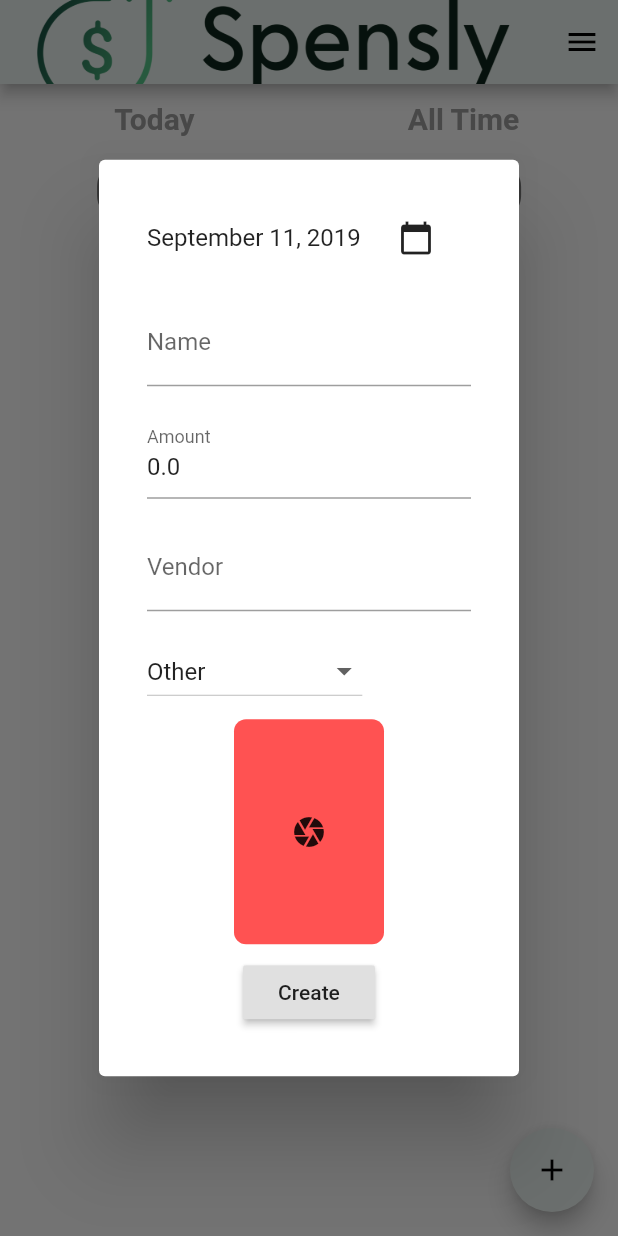
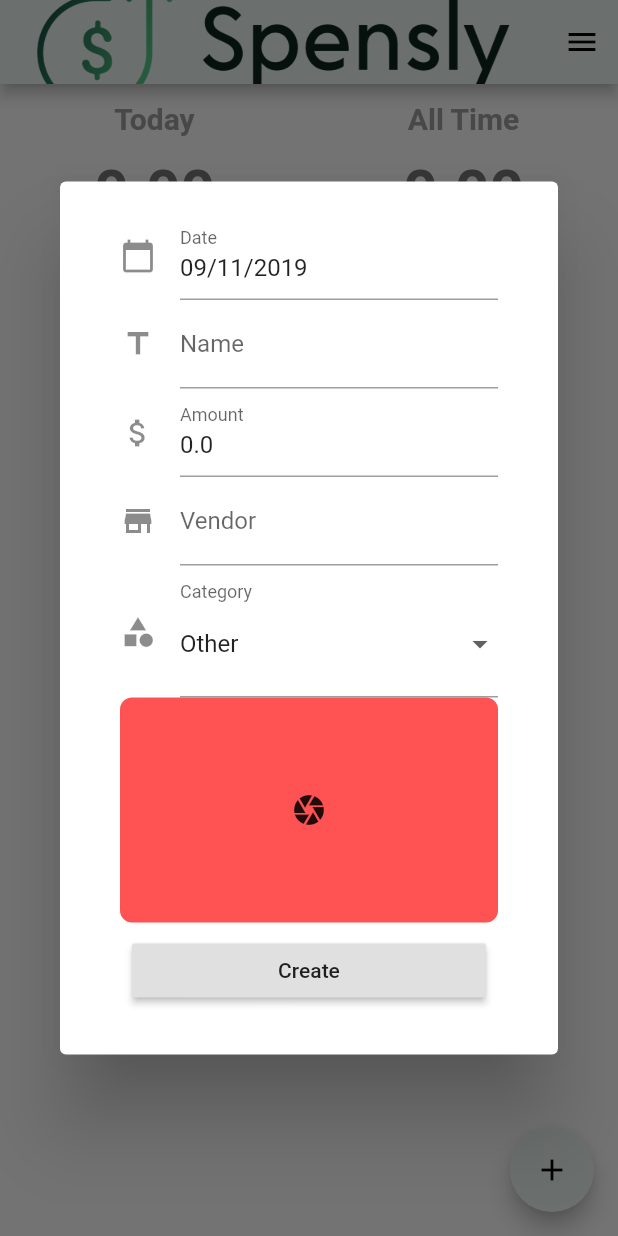
Before and after one commit to willingham/spensly, a Flutter app: the screen it shows after launch, after a tap on the "add" icon, on a phone screen of 412 x 824 dp. Run offline on Flutter 3.47's test engine with Material 2 defaults, Android fonts, the phone set to English and light mode, and no system bars; drawn by our look-alikes of datetime_picker_formfield; our stand-ins replace camera, sqflite; accounts and stored records are empty.

Commit message:
feat(form): improve ui/ux

```diff
--- a/lib/expense_form.dart
+++ b/lib/expense_form.dart
@@ -7,6 +7,8 @@ import 'package:path_provider/path_provider.dart';
 import 'package:spensly/camera.dart';
 import 'package:spensly/database_helpers.dart';
 import 'package:path/path.dart' show join;
+
+import 'package:datetime_picker_formfield/datetime_picker_formfield.dart';
 
 
 import 'package:camera/camera.dart';
@@ -34,6 +36,11 @@ class _ExpenseDialogState extends State<ExpenseDialog> {
   final Expense expense;
   _ExpenseDialogState({this.expense});
   File imageFile = null;
+  String _category = '';
+
+  FocusNode name = new FocusNode();
+  FocusNode amount = new FocusNode();
+  FocusNode vendor = new FocusNode();
 
   @override
   initState() {
@@ -91,71 +98,96 @@ class _ExpenseDialogState extends State<ExpenseDialog> {
       );
     }
 
+
     return AlertDialog(
       content: Form(
         key: _formKey,
-        child: SingleChildScrollView(
-   child:  Column(
-          mainAxisSize: MainAxisSize.min,
+        child: Container(
+          width: double.maxFinite,
+          child: ListView(
+            padding: const EdgeInsets.symmetric(horizontal: 16.0),
+            shrinkWrap: true,
             children: <Widget>[
-            Padding(
-              padding: EdgeInsets.all(8.0),
-              child: Row(
-                children: [
-                  Text(DateFormat.yMMMMd("en_US").format(expense.date)),
-                  Expanded(
-                    child: IconButton(
+              DateTimeField(
+                initialValue: expense.date,
+                enableInteractiveSelection: false,
+                readOnly: true,
+                resetIcon: null,
+                format: DateFormat('MM/dd/yyyy'),
+                decoration: InputDecoration(
                   icon: Icon(Icons.calendar_today),
-                    onPressed: () => _selectDate(context),
-                  )),
-                ]
+                  labelText: 'Date',
                 ),
+                onChanged: (picked) {
+                  setState(() =>
+                    expense.date = picked);
+                },
+                onShowPicker: (context, currentValue) {
+                  return showDatePicker(
+                      context: context,
+                      firstDate: DateTime(1900),
+                      initialDate: expense.date ?? DateTime.now(),
+                      lastDate: DateTime(2100));
+                },
+                textInputAction: TextInputAction.next,
               ),
-            Padding(
-              padding: EdgeInsets.all(8.0),
-              child: TextFormField(
+              TextFormField(
                 initialValue: expense.name,
                 decoration: InputDecoration(
+                  icon: Icon(Icons.title),
                   labelText: 'Name',
                 ),
                 onSaved: (val) {
                   setState(() =>
                       expense.name = val);
+                },
+                textInputAction: TextInputAction.next,
+                onFieldSubmitted: (term){
+                  // process
                 }
               ),
-            ),
-            Padding(
-              padding: EdgeInsets.all(8.0),
-              child: TextFormField(
-
+              TextFormField(
                 initialValue: expense.amount.toString(),
                 decoration: InputDecoration(
+                  icon: Icon(Icons.attach_money),
                   labelText: 'Amount',
                 ),
+                keyboardType: TextInputType.number,
                 onSaved: (val) {
                   setState(() =>
                       expense.amount = double.parse(val));
-                }
+                },
+                onFieldSubmitted: (term){
+                  // process
+                },
+                textInputAction: TextInputAction.next
               ),
-            ),
-            Padding(
-              padding: EdgeInsets.all(8.0),
-              child: TextFormField(
+              TextFormField(
                 initialValue: expense.vendor,
                 decoration: InputDecoration(
+                  icon: Icon(Icons.store),
                   labelText: 'Vendor',
                 ),
                 onSaved: (val) {
                   setState(() =>
                       expense.vendor = val);
-                }
+                },
+                onFieldSubmitted: (term){
+                  // process
+                },
+                keyboardType: TextInputType.text,
+                textInputAction: TextInputAction.next
               ),
+              FormField(
+                builder: (FormFieldState state) {
+                  return InputDecorator(
+                    decoration: InputDecoration(
+                      icon: Icon(Icons.category),
+                      labelText: 'Category',
                     ),
-            Padding(
-              padding: EdgeInsets.all(8.0),
-              child: Row(
-                children: [
-                  DropdownButton<String>(
+                    isEmpty: expense.category == '',
+                    child: DropdownButtonHideUnderline(
+                      child: DropdownButton<String>(
                         value: expense.category,
                         items: expenseCategoryList.map((String category) {
                           return  DropdownMenuItem<String>(
@@ -168,8 +200,9 @@ class _ExpenseDialogState extends State<ExpenseDialog> {
                             expense.category = val);
                         },
                       )
-                ]
-              ),
+                    )
+                  );
+                }
               ),
 
               // photo area
@@ -192,7 +225,7 @@ class _ExpenseDialogState extends State<ExpenseDialog> {
               Padding(
                 padding: const EdgeInsets.all(8.0),
                 child: RaisedButton(
-                child: Text("Create"),
+                  child: expense.id == null ? Text("Create") : Text("Update"),
                   onPressed: () {
                     if (_formKey.currentState.validate()) {
                       _formKey.currentState.save();
@@ -205,6 +238,7 @@ class _ExpenseDialogState extends State<ExpenseDialog> {
             ],
           ),
         )
-    ));
+      )
+    );
   }
 }
--- a/pubspec.yaml
+++ b/pubspec.yaml
@@ -28,6 +28,7 @@ dependencies:
   path: ^1.6.2
   path_provider: ^0.4.1
   intl: ^0.15.8
+  datetime_picker_formfield: 0.4.3
 
 dev_dependencies:
   flutter_test:
```
Also changed, not shown: pubspec.lock. Lines whose indentation alone changed are shown as unchanged.
